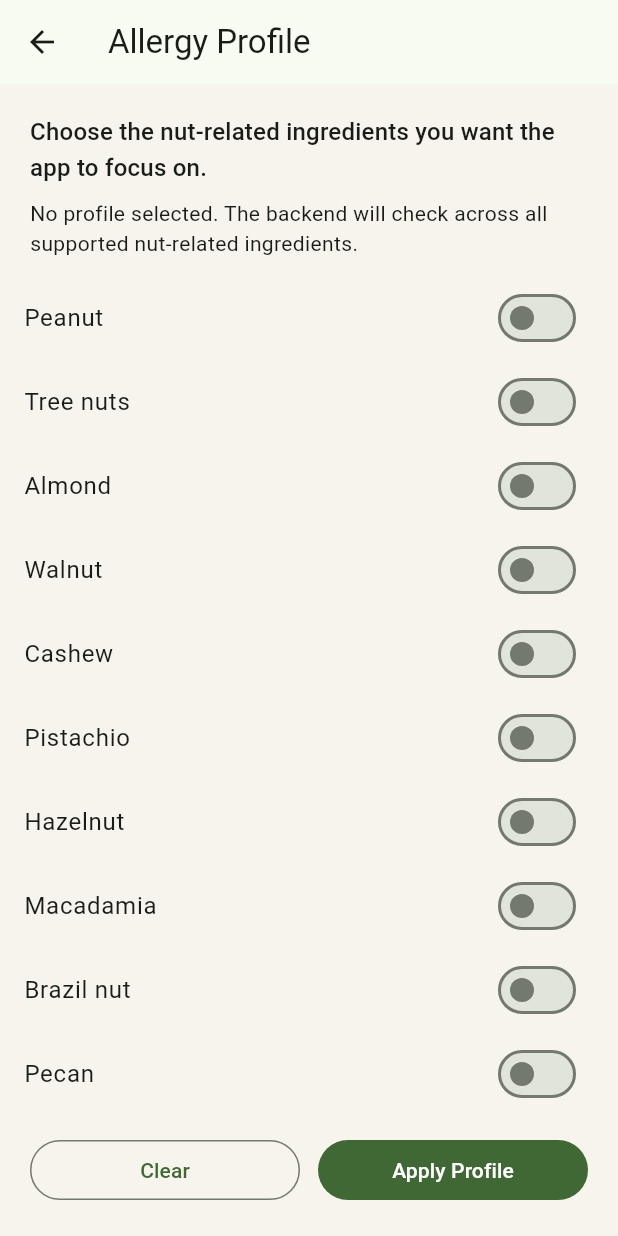
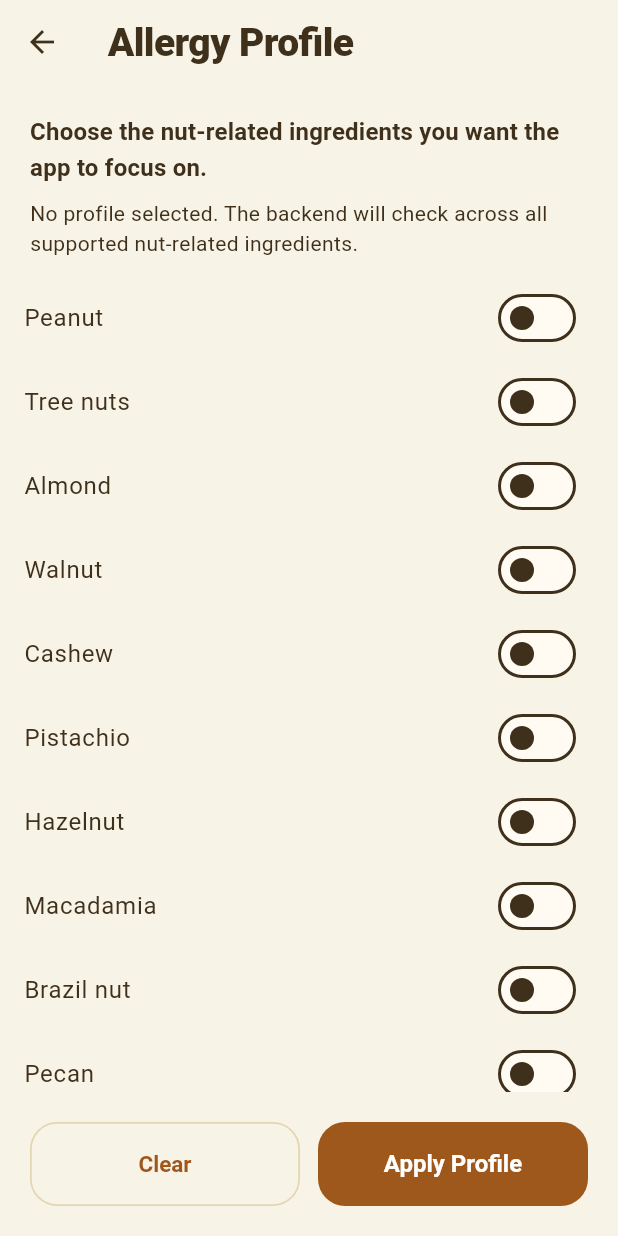
Before and after one commit to kgauvin603/thats-nuts, a Flutter app: the screen it shows after launch, after a tap on "Edit Profile", on a phone screen of 412 x 824 dp. Run offline on Flutter 3.47's test engine with Material 3 defaults, Android fonts, the phone set to English and light mode, and no system bars; our stand-ins replace image_picker, shared_preferences; missing offline and left inert: mobile_scanner; accounts and stored records are empty.

Commit message:
Update app branding, palette, title, and acorn icon

```diff
--- /dev/null
+++ b/mobile/devtools_options.yaml
@@ -0,0 +1,3 @@
+description: This file stores settings for Dart & Flutter DevTools.
+documentation: https://docs.flutter.dev/tools/devtools/extensions#configure-extension-enablement-states
+extensions:
--- a/mobile/lib/src/app.dart
+++ b/mobile/lib/src/app.dart
@@ -1,5 +1,6 @@
 import 'package:flutter/material.dart';
 
+import 'brand.dart';
 import 'models/allergy_profile.dart';
 import 'screens/barcode_input_screen.dart';
 import 'screens/barcode_scanner_screen.dart';
@@ -9,6 +10,7 @@ import 'screens/manual_ingredient_input_screen.dart';
 import 'screens/profile_screen.dart';
 import 'services/allergy_profile_store.dart';
 import 'services/thats_nuts_api_client.dart';
+import 'theme.dart';
 
 class ThatsNutsApp extends StatefulWidget {
   const ThatsNutsApp({
@@ -55,12 +57,8 @@ class _ThatsNutsAppState extends State<ThatsNutsApp> {
   Widget build(BuildContext context) {
     if (_isLoadingProfile) {
       return MaterialApp(
-        title: 'Thats Nuts',
-        theme: ThemeData(
-          colorScheme: ColorScheme.fromSeed(seedColor: const Color(0xFF52634B)),
-          scaffoldBackgroundColor: const Color(0xFFF7F4EE),
-          useMaterial3: true,
-        ),
+        title: kAppName,
+        theme: buildThatsNutsTheme(),
         home: const Scaffold(
           body: Center(
             child: CircularProgressIndicator(),
@@ -70,19 +68,16 @@ class _ThatsNutsAppState extends State<ThatsNutsApp> {
     }
 
     return MaterialApp(
-      title: 'Thats Nuts',
-      theme: ThemeData(
-        colorScheme: ColorScheme.fromSeed(seedColor: const Color(0xFF52634B)),
-        scaffoldBackgroundColor: const Color(0xFFF7F4EE),
-        useMaterial3: true,
-      ),
+      title: kAppName,
+      theme: buildThatsNutsTheme(),
       home: HomeScreen(
         apiClient: _apiClient,
         allergyProfile: _allergyProfile,
         onProfileSaved: _updateAllergyProfile,
       ),
       routes: {
-        ManualIngredientInputScreen.routeName: (context) => ManualIngredientInputScreen(
+        ManualIngredientInputScreen.routeName: (context) =>
+            ManualIngredientInputScreen(
               apiClient: _apiClient,
               allergyProfile: _allergyProfile,
             ),
--- /dev/null
+++ b/mobile/lib/src/brand.dart
@@ -0,0 +1,25 @@
+import 'package:flutter/material.dart';
+
+const String kAppName = 'Thats Nuts!';
+
+class BrandColors {
+  static const Color mossy = Color(0xFFDDCCA1);
+  static const Color olive = Color(0xFF9D8E52);
+  static const Color harvest = Color(0xFF9F581C);
+  static const Color honey = Color(0xFFD68544);
+  static const Color copper = Color(0xFFC85D36);
+
+  static const Color background = Color(0xFFF8F3E7);
+  static const Color surface = Color(0xFFFFFBF3);
+  static const Color surfaceAlt = Color(0xFFF1E7CC);
+  static const Color border = Color(0xFFE4D6B3);
+  static const Color ink = Color(0xFF3F301C);
+
+  static const Color danger = Color(0xFFC85D36);
+  static const Color dangerSurface = Color(0xFFF8E0D6);
+  static const Color warning = Color(0xFFD68544);
+  static const Color warningSurface = Color(0xFFF8E9D6);
+  static const Color success = Color(0xFF7A7B33);
+  static const Color successSurface = Color(0xFFEEF0D8);
+  static const Color neutralSurface = Color(0xFFF1ECE2);
+}
--- a/mobile/lib/src/screens/home_screen.dart
+++ b/mobile/lib/src/screens/home_screen.dart
@@ -1,7 +1,9 @@
 import 'package:flutter/material.dart';
 
+import '../brand.dart';
 import '../models/allergy_profile.dart';
 import '../services/thats_nuts_api_client.dart';
+import '../widgets/acorn_mark.dart';
 import 'barcode_input_screen.dart';
 import 'barcode_scanner_screen.dart';
 import 'history_screen.dart';
@@ -35,7 +37,7 @@ class HomeScreen extends StatelessWidget {
   Widget build(BuildContext context) {
     return Scaffold(
       appBar: AppBar(
-        title: const Text('Thats Nuts'),
+        title: const Text(kAppName),
         actions: [
           IconButton(
             onPressed: () => _openProfile(context),
@@ -47,9 +49,49 @@ class HomeScreen extends StatelessWidget {
       body: ListView(
         padding: const EdgeInsets.all(20),
         children: [
-          Text(
-            'Nut-allergy ingredient checks for skincare and personal care products.',
-            style: Theme.of(context).textTheme.titleMedium,
+          Container(
+            padding: const EdgeInsets.symmetric(horizontal: 22, vertical: 20),
+            decoration: BoxDecoration(
+              color: BrandColors.surface,
+              borderRadius: BorderRadius.circular(28),
+              gradient: const LinearGradient(
+                colors: [
+                  BrandColors.surface,
+                  BrandColors.mossy,
+                ],
+                begin: Alignment.topLeft,
+                end: Alignment.bottomRight,
+              ),
+              border: Border.all(color: BrandColors.border),
+              boxShadow: const [
+                BoxShadow(
+                  color: Color(0x12000000),
+                  blurRadius: 18,
+                  offset: Offset(0, 8),
+                ),
+              ],
+            ),
+            child: Column(
+              crossAxisAlignment: CrossAxisAlignment.start,
+              children: [
+                Row(
+                  crossAxisAlignment: CrossAxisAlignment.center,
+                  children: [
+                    const AcornMark(size: 60),
+                    const SizedBox(width: 16),
+                    Expanded(
+                      child: Text(
+                        'Nut-allergy ingredient checks for skincare and personal care products.',
+                        style:
+                            Theme.of(context).textTheme.titleMedium?.copyWith(
+                                  height: 1.35,
+                                ),
+                      ),
+                    ),
+                  ],
+                ),
+              ],
+            ),
           ),
           const SizedBox(height: 12),
           Text(
--- a/mobile/lib/src/screens/result_screen.dart
+++ b/mobile/lib/src/screens/result_screen.dart
@@ -1,5 +1,6 @@
 import 'package:flutter/material.dart';
 
+import '../brand.dart';
 import '../models/ingredient_check_models.dart';
 import '../models/product_lookup_models.dart';
 
@@ -97,26 +98,26 @@ class ResultScreen extends StatelessWidget {
   Color _statusColor() {
     switch (resultStatus) {
       case 'contains_nut_ingredient':
-        return const Color(0xFFC53B33);
+        return BrandColors.danger;
       case 'possible_nut_derived_ingredient':
-        return const Color(0xFFC17A00);
+        return BrandColors.warning;
       case 'no_nut_ingredient_found':
-        return const Color(0xFF2E7D32);
+        return BrandColors.success;
       default:
-        return const Color(0xFF6B7280);
+        return BrandColors.olive;
     }
   }
 
   Color _statusSurfaceColor() {
     switch (resultStatus) {
       case 'contains_nut_ingredient':
-        return const Color(0xFFFDE8E6);
+        return BrandColors.dangerSurface;
       case 'possible_nut_derived_ingredient':
-        return const Color(0xFFFFF3DB);
+        return BrandColors.warningSurface;
       case 'no_nut_ingredient_found':
-        return const Color(0xFFE6F4EA);
+        return BrandColors.successSurface;
       default:
-        return const Color(0xFFF1F3F5);
+        return BrandColors.neutralSurface;
     }
   }
 
@@ -248,9 +249,9 @@ class ResultScreen extends StatelessWidget {
       width: double.infinity,
       padding: const EdgeInsets.all(18),
       decoration: BoxDecoration(
-        color: Colors.white,
+        color: BrandColors.surface,
         borderRadius: BorderRadius.circular(20),
-        border: Border.all(color: const Color(0xFFE3E0D8)),
+        border: Border.all(color: BrandColors.border),
         boxShadow: const [
           BoxShadow(
             color: Color(0x12000000),
--- /dev/null
+++ b/mobile/lib/src/theme.dart
@@ -0,0 +1,148 @@
+import 'package:flutter/material.dart';
+
+import 'brand.dart';
+
+ThemeData buildThatsNutsTheme() {
+  const colorScheme = ColorScheme(
+    brightness: Brightness.light,
+    primary: BrandColors.harvest,
+    onPrimary: Colors.white,
+    secondary: BrandColors.olive,
+    onSecondary: Colors.white,
+    error: BrandColors.copper,
+    onError: Colors.white,
+    surface: BrandColors.surface,
+    onSurface: BrandColors.ink,
+    primaryContainer: BrandColors.honey,
+    onPrimaryContainer: Colors.white,
+    secondaryContainer: BrandColors.mossy,
+    onSecondaryContainer: BrandColors.ink,
+    errorContainer: BrandColors.dangerSurface,
+    onErrorContainer: BrandColors.ink,
+  );
+
+  final baseTextTheme =
+      Typography.material2021(platform: TargetPlatform.iOS).black.apply(
+            bodyColor: BrandColors.ink,
+            displayColor: BrandColors.ink,
+          );
+
+  return ThemeData(
+    useMaterial3: true,
+    colorScheme: colorScheme,
+    scaffoldBackgroundColor: BrandColors.background,
+    canvasColor: BrandColors.background,
+    textTheme: baseTextTheme.copyWith(
+      headlineMedium: baseTextTheme.headlineMedium?.copyWith(
+        fontWeight: FontWeight.w800,
+        letterSpacing: -0.4,
+      ),
+      titleLarge: baseTextTheme.titleLarge?.copyWith(
+        fontWeight: FontWeight.w800,
+        letterSpacing: -0.3,
+      ),
+      titleMedium: baseTextTheme.titleMedium?.copyWith(
+        fontWeight: FontWeight.w700,
+      ),
+      bodyMedium: baseTextTheme.bodyMedium?.copyWith(
+        height: 1.45,
+      ),
+    ),
+    appBarTheme: const AppBarTheme(
+      backgroundColor: Colors.transparent,
+      foregroundColor: BrandColors.ink,
+      elevation: 0,
+      scrolledUnderElevation: 0,
+      centerTitle: false,
+      titleTextStyle: TextStyle(
+        color: BrandColors.ink,
+        fontSize: 26,
+        fontWeight: FontWeight.w800,
+        letterSpacing: -0.4,
+      ),
+    ),
+    cardTheme: CardThemeData(
+      color: BrandColors.surface,
+      elevation: 0,
+      margin: EdgeInsets.zero,
+      shape: RoundedRectangleBorder(
+        borderRadius: BorderRadius.circular(22),
+        side: const BorderSide(color: BrandColors.border),
+      ),
+    ),
+    filledButtonTheme: FilledButtonThemeData(
+      style: FilledButton.styleFrom(
+        backgroundColor: BrandColors.harvest,
+        foregroundColor: Colors.white,
+        minimumSize: const Size.fromHeight(56),
+        padding: const EdgeInsets.symmetric(horizontal: 20, vertical: 16),
+        shape: RoundedRectangleBorder(
+          borderRadius: BorderRadius.circular(18),
+        ),
+        textStyle: const TextStyle(
+          fontWeight: FontWeight.w700,
+          fontSize: 16,
+        ),
+      ),
+    ),
+    outlinedButtonTheme: OutlinedButtonThemeData(
+      style: OutlinedButton.styleFrom(
+        foregroundColor: BrandColors.harvest,
+        minimumSize: const Size.fromHeight(56),
+        padding: const EdgeInsets.symmetric(horizontal: 20, vertical: 16),
+        side: const BorderSide(color: BrandColors.border, width: 1.2),
+        shape: RoundedRectangleBorder(
+          borderRadius: BorderRadius.circular(18),
+        ),
+        textStyle: const TextStyle(
+          fontWeight: FontWeight.w700,
+          fontSize: 15,
+        ),
+      ),
+    ),
+    inputDecorationTheme: InputDecorationTheme(
+      filled: true,
+      fillColor: BrandColors.surface,
+      contentPadding: const EdgeInsets.symmetric(horizontal: 18, vertical: 16),
+      border: OutlineInputBorder(
+        borderRadius: BorderRadius.circular(18),
+        borderSide: const BorderSide(color: BrandColors.border),
+      ),
+      enabledBorder: OutlineInputBorder(
+        borderRadius: BorderRadius.circular(18),
+        borderSide: const BorderSide(color: BrandColors.border),
+      ),
+      focusedBorder: OutlineInputBorder(
+        borderRadius: BorderRadius.circular(18),
+        borderSide: const BorderSide(color: BrandColors.harvest, width: 1.4),
+      ),
+      errorBorder: OutlineInputBorder(
+        borderRadius: BorderRadius.circular(18),
+        borderSide: const BorderSide(color: BrandColors.copper),
+      ),
+      focusedErrorBorder: OutlineInputBorder(
+        borderRadius: BorderRadius.circular(18),
+        borderSide: const BorderSide(color: BrandColors.copper, width: 1.4),
+      ),
+    ),
+    chipTheme: ChipThemeData(
+      backgroundColor: BrandColors.surfaceAlt,
+      selectedColor: BrandColors.mossy,
+      secondarySelectedColor: BrandColors.mossy,
+      padding: const EdgeInsets.symmetric(horizontal: 10, vertical: 8),
+      labelStyle: const TextStyle(
+        color: BrandColors.ink,
+        fontWeight: FontWeight.w600,
+      ),
+      side: const BorderSide(color: BrandColors.border),
+      shape: RoundedRectangleBorder(
+        borderRadius: BorderRadius.circular(14),
+      ),
+    ),
+    dividerTheme: const DividerThemeData(
+      color: BrandColors.border,
+      thickness: 1,
+      space: 1,
+    ),
+  );
+}
--- /dev/null
+++ b/mobile/lib/src/widgets/acorn_mark.dart
@@ -0,0 +1,143 @@
+import 'package:flutter/material.dart';
+
+import '../brand.dart';
+
+class AcornMark extends StatelessWidget {
+  const AcornMark({
+    super.key,
+    this.size = 52,
+  });
+
+  final double size;
+
+  @override
+  Widget build(BuildContext context) {
+    return SizedBox(
+      width: size,
+      height: size,
+      child: CustomPaint(
+        painter: const _AcornMarkPainter(),
+      ),
+    );
+  }
+}
+
+class _AcornMarkPainter extends CustomPainter {
+  const _AcornMarkPainter();
+
+  @override
+  void paint(Canvas canvas, Size size) {
+    final width = size.width;
+    final height = size.height;
+
+    final stem = Path()
+      ..moveTo(width * 0.57, height * 0.1)
+      ..cubicTo(
+        width * 0.73,
+        height * 0.1,
+        width * 0.81,
+        height * 0.02,
+        width * 0.82,
+        height * 0,
+      )
+      ..cubicTo(
+        width * 0.61,
+        height * 0,
+        width * 0.43,
+        height * 0.11,
+        width * 0.44,
+        height * 0.3,
+      )
+      ..cubicTo(
+        width * 0.49,
+        height * 0.2,
+        width * 0.53,
+        height * 0.1,
+        width * 0.57,
+        height * 0.1,
+      )
+      ..close();
+
+    final cap = Path()
+      ..moveTo(width * 0.18, height * 0.42)
+      ..cubicTo(
+        width * 0.24,
+        height * 0.29,
+        width * 0.37,
+        height * 0.2,
+        width * 0.5,
+        height * 0.2,
+      )
+      ..cubicTo(
+        width * 0.63,
+        height * 0.2,
+        width * 0.76,
+        height * 0.29,
+        width * 0.82,
+        height * 0.42,
+      )
+      ..cubicTo(
+        width * 0.84,
+        height * 0.46,
+        width * 0.81,
+        height * 0.5,
+        width * 0.76,
+        height * 0.5,
+      )
+      ..lineTo(width * 0.24, height * 0.5)
+      ..cubicTo(
+        width * 0.19,
+        height * 0.5,
+        width * 0.16,
+        height * 0.46,
+        width * 0.18,
+        height * 0.42,
+      )
+      ..close();
+
+    final nut = Path()
+      ..moveTo(width * 0.5, height * 0.34)
+      ..cubicTo(
+        width * 0.69,
+        height * 0.34,
+        width * 0.81,
+        height * 0.47,
+        width * 0.79,
+        height * 0.66,
+      )
+      ..cubicTo(
+        width * 0.77,
+        height * 0.81,
+        width * 0.66,
+        height * 0.93,
+        width * 0.5,
+        height * 0.99,
+      )
+      ..cubicTo(
+        width * 0.34,
+        height * 0.93,
+        width * 0.23,
+        height * 0.81,
+        width * 0.21,
+        height * 0.66,
+      )
+      ..cubicTo(
+        width * 0.19,
+        height * 0.47,
+        width * 0.31,
+        height * 0.34,
+        width * 0.5,
+        height * 0.34,
+      )
+      ..close();
+
+    canvas.drawPath(stem, Paint()..color = BrandColors.harvest);
+    canvas.drawPath(nut, Paint()..color = BrandColors.copper);
+    canvas.drawPath(cap, Paint()..color = BrandColors.olive);
+  }
+
+  @override
+  bool shouldRepaint(covariant _AcornMarkPainter oldDelegate) {
+    return false;
+  }
+}
--- a/mobile/lib/src/widgets/ingredient_capture_options.dart
+++ b/mobile/lib/src/widgets/ingredient_capture_options.dart
@@ -1,5 +1,6 @@
 import 'package:flutter/material.dart';
 
+import '../brand.dart';
 import '../services/ingredient_image_picker.dart';
 
 class IngredientCaptureOptions extends StatelessWidget {
@@ -34,9 +35,9 @@ class IngredientCaptureOptions extends StatelessWidget {
       width: double.infinity,
       padding: const EdgeInsets.all(16),
       decoration: BoxDecoration(
-        color: Colors.white,
+        color: BrandColors.surface,
         borderRadius: BorderRadius.circular(20),
-        border: Border.all(color: const Color(0xFFE3E0D8)),
+        border: Border.all(color: BrandColors.border),
       ),
       child: Column(
         crossAxisAlignment: CrossAxisAlignment.start,
```
Also changed, not shown: mobile/assets/branding/acorn_app_icon.svg (added), mobile/assets/branding/acorn_app_icon_1024.png (added), 28 other files.
